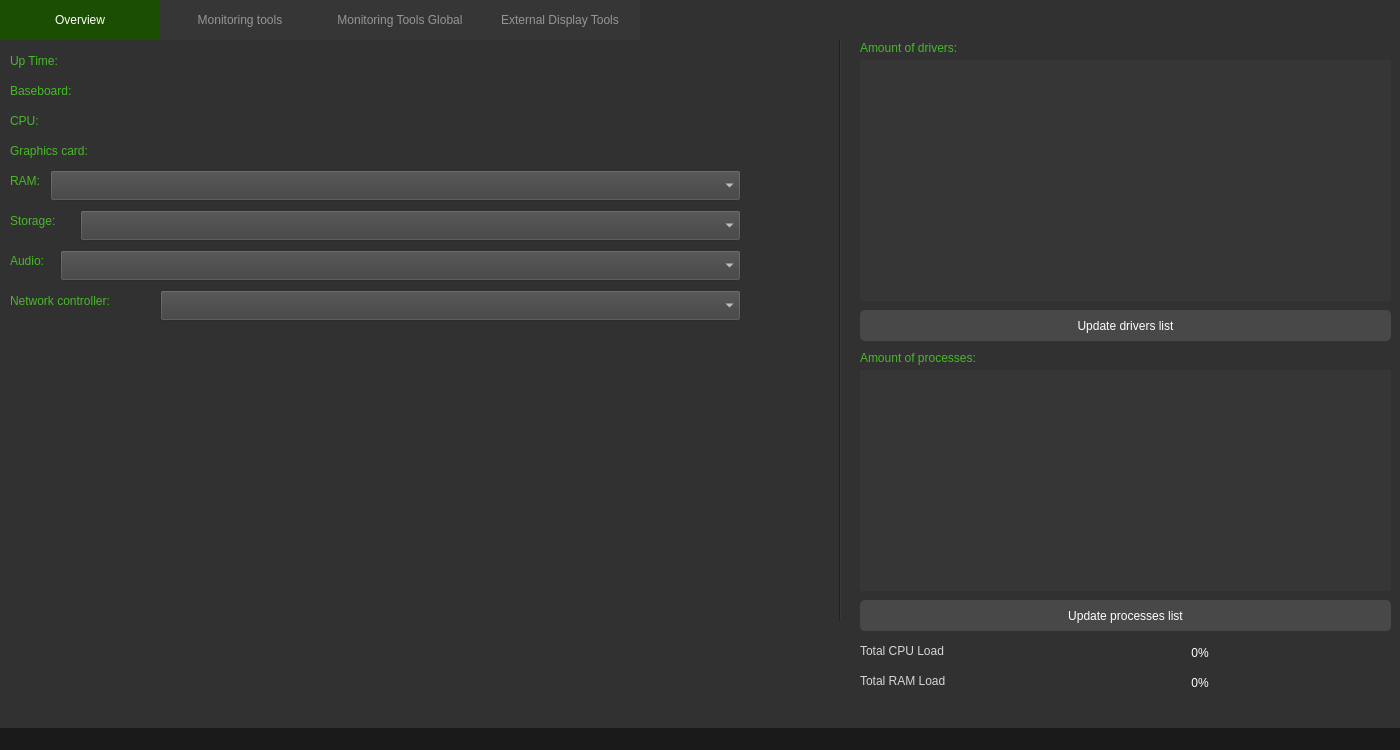
Aidan2803/System-Monitor, file mainwindow.ui: the form before one commit.
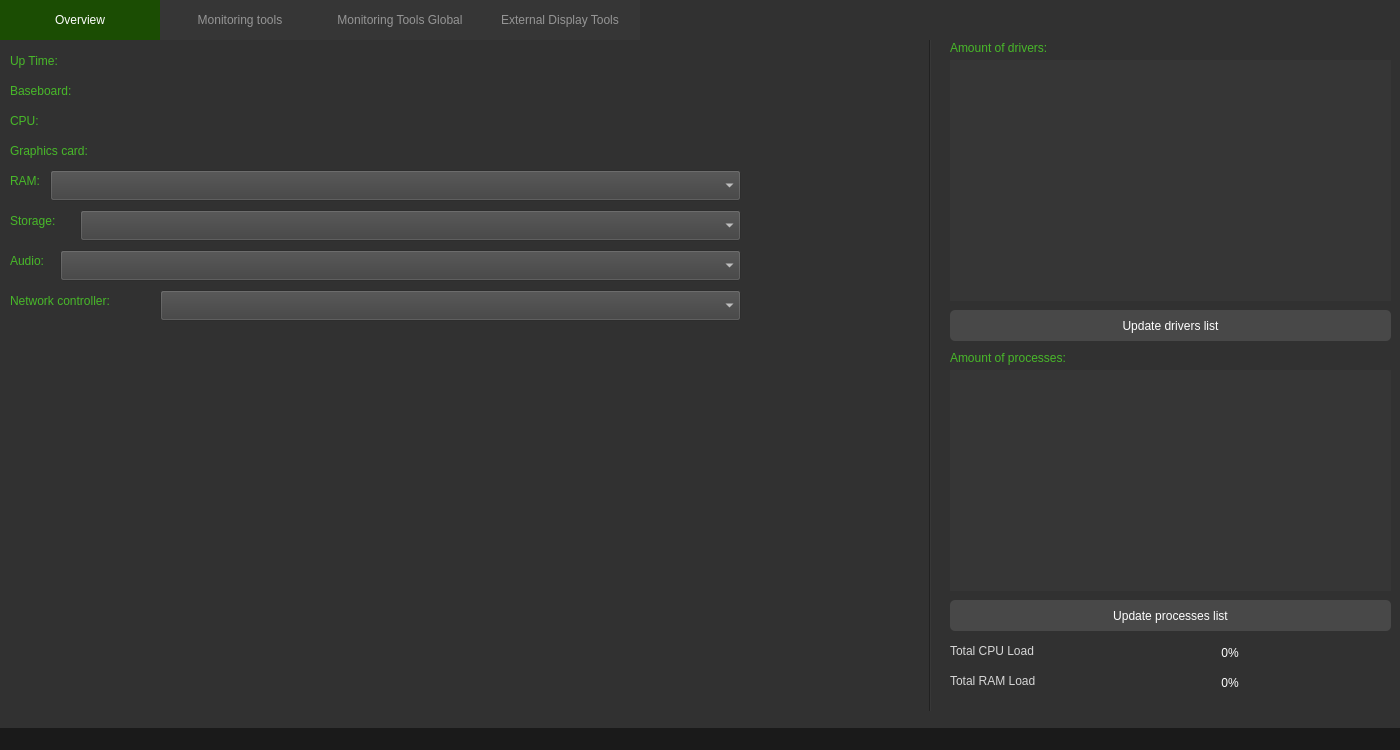
The form after the commit. Icons and pictures are not drawn.

Commit message: ui updated, deleted debug outputs

What changed in the file:
```diff
--- a/mainwindow.ui
+++ b/mainwindow.ui
@@ -105,10 +105,10 @@
      <widget class="Line" name="line">
       <property name="geometry">
        <rect>
-        <x>830</x>
+        <x>920</x>
         <y>-20</y>
         <width>21</width>
-        <height>601</height>
+        <height>761</height>
        </rect>
       </property>
       <property name="orientation">
@@ -467,9 +467,9 @@
      <widget class="QListWidget" name="processList">
       <property name="geometry">
        <rect>
-        <x>860</x>
+        <x>950</x>
         <y>330</y>
-        <width>531</width>
+        <width>441</width>
         <height>221</height>
        </rect>
       </property>
@@ -484,9 +484,9 @@
      <widget class="QListWidget" name="driversList">
       <property name="geometry">
        <rect>
-        <x>860</x>
+        <x>950</x>
         <y>20</y>
-        <width>531</width>
+        <width>441</width>
         <height>241</height>
        </rect>
       </property>
@@ -501,9 +501,9 @@
      <widget class="QPushButton" name="getProcessesButton">
       <property name="geometry">
        <rect>
-        <x>860</x>
+        <x>950</x>
         <y>560</y>
-        <width>531</width>
+        <width>441</width>
         <height>31</height>
        </rect>
       </property>
@@ -530,9 +530,9 @@
      <widget class="QPushButton" name="getDriversButton">
       <property name="geometry">
        <rect>
-        <x>860</x>
+        <x>950</x>
         <y>270</y>
-        <width>531</width>
+        <width>441</width>
         <height>31</height>
        </rect>
       </property>
@@ -559,9 +559,9 @@
      <widget class="QProgressBar" name="cpuProgressBar">
       <property name="geometry">
        <rect>
-        <x>1020</x>
+        <x>1080</x>
         <y>600</y>
-        <width>361</width>
+        <width>301</width>
         <height>26</height>
        </rect>
       </property>
@@ -592,9 +592,9 @@
      <widget class="QLabel" name="label_10">
       <property name="geometry">
        <rect>
-        <x>860</x>
+        <x>950</x>
         <y>600</y>
-        <width>151</width>
+        <width>121</width>
         <height>21</height>
        </rect>
       </property>
@@ -609,9 +609,9 @@
      <widget class="QLabel" name="label_11">
       <property name="geometry">
        <rect>
-        <x>860</x>
+        <x>950</x>
         <y>630</y>
-        <width>151</width>
+        <width>121</width>
         <height>21</height>
        </rect>
       </property>
@@ -626,9 +626,9 @@
      <widget class="QProgressBar" name="ramProgressBar">
       <property name="geometry">
        <rect>
-        <x>1020</x>
+        <x>1080</x>
         <y>630</y>
-        <width>361</width>
+        <width>301</width>
         <height>26</height>
        </rect>
       </property>
@@ -656,7 +656,7 @@
      <widget class="QLabel" name="amountOfProcesses">
       <property name="geometry">
        <rect>
-        <x>860</x>
+        <x>950</x>
         <y>310</y>
         <width>301</width>
         <height>16</height>
@@ -673,7 +673,7 @@
      <widget class="QLabel" name="amountOfDrivers">
       <property name="geometry">
        <rect>
-        <x>860</x>
+        <x>950</x>
         <y>0</y>
         <width>301</width>
         <height>16</height>
```
The commit also changes 2 other files.
